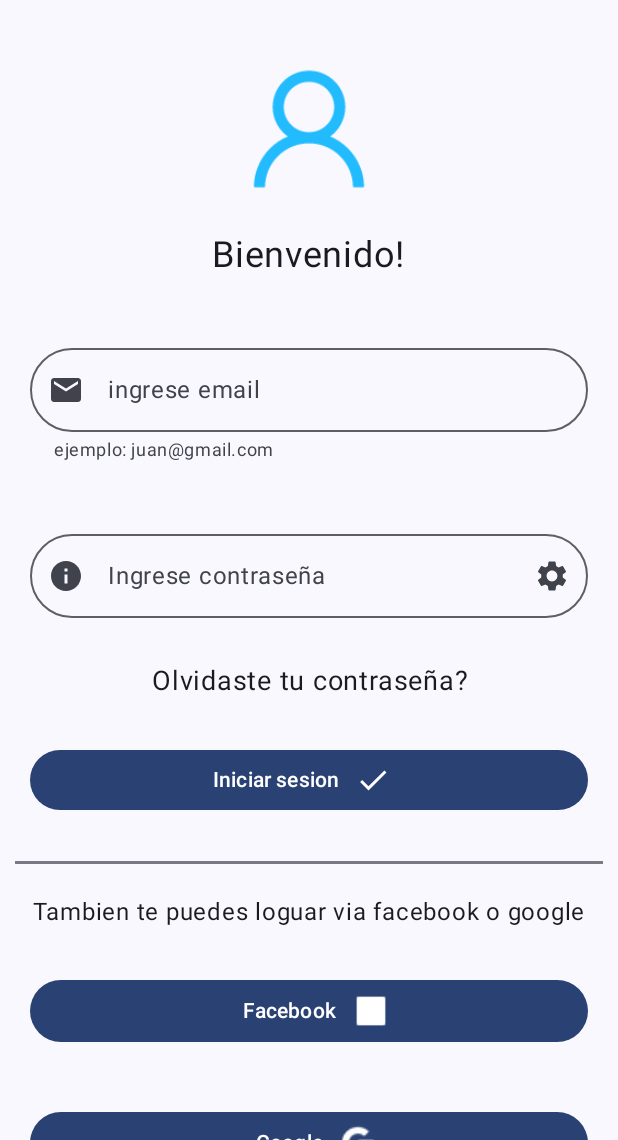
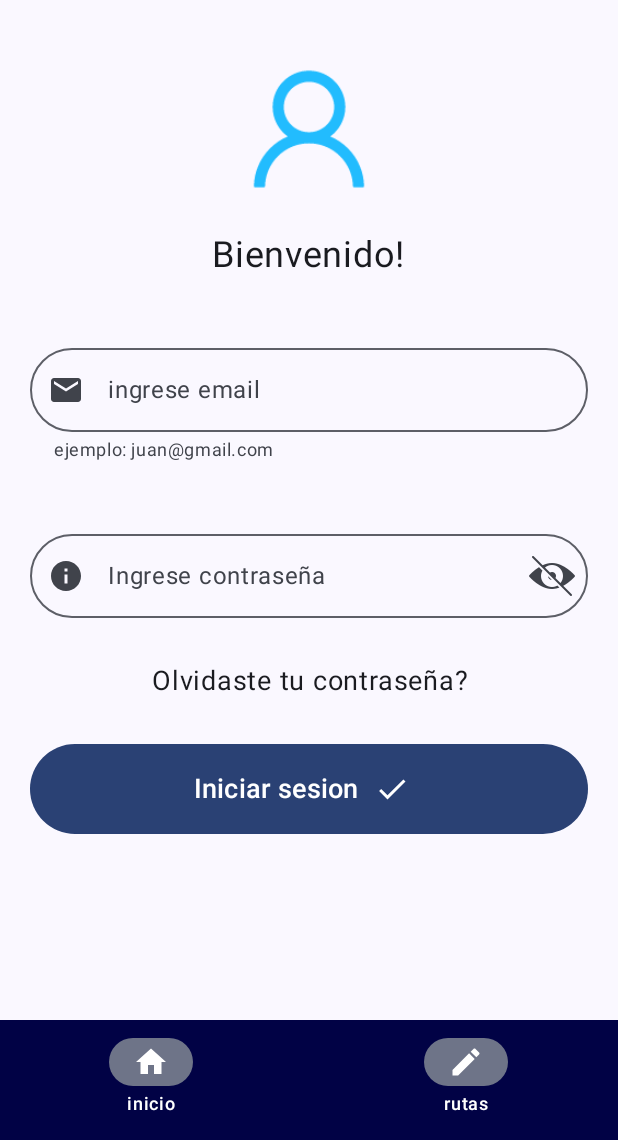
Before and after one commit to maxtheprogrammer98/ArtMaster, an Android app built with Jetpack Compose: the Login screen opened directly, with no data from a screen before it, after a tap on "Iniciar sesion", on a phone screen of 412 x 824 dp, the part 96-1236 px from its top. Run offline under Robolectric (Android 15) with nearby library versions, the light colour scheme and no system bars; our stand-ins replace Firebase (no records; nobody signed in at launch, a user with empty details on screens opened directly).

Commit message:
Mejoras en Login / Logout

```diff
--- a/AndroidApp/app/src/main/AndroidManifest.xml
+++ b/AndroidApp/app/src/main/AndroidManifest.xml
@@ -12,6 +12,9 @@
         android:supportsRtl="true"
         android:theme="@style/Theme.ArtMaster"
         tools:targetApi="31">
+        <activity
+            android:name=".login.ChangePassword"
+            android:exported="false" />
         <activity
             android:name=".login.Logout"
             android:exported="false" />
@@ -30,7 +33,7 @@
                 <category android:name="android.intent.category.LAUNCHER" />
             </intent-filter>
         </activity>
-        <activity android:name=".register.RegisterActivity"></activity>
+        <activity android:name=".register.RegisterActivity" />
     </application>
 
 </manifest>
--- a/AndroidApp/app/src/main/java/com/example/artmaster/MainActivity.kt
+++ b/AndroidApp/app/src/main/java/com/example/artmaster/MainActivity.kt
@@ -6,15 +6,11 @@ import android.util.Log
 import android.widget.Toast
 import androidx.activity.ComponentActivity
 import androidx.activity.compose.setContent
-import androidx.compose.foundation.Image
 import androidx.compose.foundation.background
 import androidx.compose.foundation.layout.Box
-import androidx.compose.foundation.layout.Row
 import androidx.compose.foundation.layout.absoluteOffset
 import androidx.compose.foundation.layout.fillMaxSize
 import androidx.compose.foundation.layout.fillMaxWidth
-import androidx.compose.foundation.layout.height
-import androidx.compose.foundation.layout.offset
 import androidx.compose.foundation.layout.padding
 import androidx.compose.foundation.layout.wrapContentSize
 import androidx.compose.material.icons.Icons
@@ -35,7 +31,7 @@ import androidx.compose.material3.IconButton
 import androidx.compose.material3.MaterialTheme
 import androidx.compose.material3.NavigationBar
 import androidx.compose.material3.NavigationBarItem
-import androidx.compose.material3.NavigationDrawerItemColors
+import androidx.compose.material3.NavigationBarItemColors
 import androidx.compose.material3.Surface
 import androidx.compose.material3.Text
 import androidx.compose.material3.TopAppBar
@@ -51,24 +47,16 @@ import androidx.compose.ui.res.colorResource
 import androidx.compose.ui.res.painterResource
 import androidx.compose.ui.res.stringResource
 import androidx.compose.ui.text.style.TextAlign
-import androidx.compose.ui.tooling.preview.Preview
 import androidx.compose.ui.unit.dp
-import com.example.artmaster.graphicElements.itemsGenerator
+import com.example.artmaster.graphicElements.ItemsGenerator
 import com.example.artmaster.login.Login
 import com.example.artmaster.login.Logout
 import com.example.artmaster.register.RegisterActivity
 import com.example.artmaster.ui.theme.ArtMasterTheme
-import com.google.android.gms.tasks.OnCompleteListener
-import com.google.android.gms.tasks.OnFailureListener
-import com.google.android.gms.tasks.OnSuccessListener
-import com.google.android.gms.tasks.Task
 import com.google.firebase.FirebaseApp
 import com.google.firebase.auth.ktx.auth
-import com.google.firebase.firestore.DocumentSnapshot
-import com.google.firebase.firestore.QueryDocumentSnapshot
 import com.google.firebase.firestore.ktx.firestore
 import com.google.firebase.ktx.Firebase
-import java.util.Objects
 
 /**
  * this class contains the topbar and bottombar menu
@@ -108,7 +96,7 @@ open class MainActivity : ComponentActivity() {
         }
 
         // 2 - creating objets to populate dropdown menu
-        val inicioOption = itemsGenerator(
+        val inicioOption = ItemsGenerator(
             stringResource(id = R.string.inicio),
             stringResource(id = R.string.inicio),
             Icons.Filled.Home,
@@ -116,7 +104,7 @@ open class MainActivity : ComponentActivity() {
             true
         )
 
-        val rutasOption = itemsGenerator(
+        val rutasOption = ItemsGenerator(
             stringResource(id = R.string.rutas),
             stringResource(id = R.string.rutas),
             Icons.Filled.Create,
@@ -124,7 +112,7 @@ open class MainActivity : ComponentActivity() {
             true
         )
 
-        val favsOption = itemsGenerator(
+        val favsOption = ItemsGenerator(
             stringResource(id = R.string.favoritos),
             stringResource(id = R.string.favoritos),
             Icons.Filled.Favorite,
@@ -132,7 +120,7 @@ open class MainActivity : ComponentActivity() {
             false
         )
 
-        val notasOption = itemsGenerator(
+        val notasOption = ItemsGenerator(
             stringResource(id = R.string.notas),
             stringResource(id = R.string.notas),
             Icons.Filled.DateRange,
@@ -140,7 +128,7 @@ open class MainActivity : ComponentActivity() {
             false
         )
 
-        val loginOption = itemsGenerator(
+        val loginOption = ItemsGenerator(
             stringResource(id = R.string.login),
             stringResource(id = R.string.login),
             Icons.Filled.Person,
@@ -148,7 +136,7 @@ open class MainActivity : ComponentActivity() {
             true
         )
 
-        val registroOption = itemsGenerator(
+        val registroOption = ItemsGenerator(
             stringResource(id = R.string.registro),
             stringResource(id = R.string.registro),
             Icons.Filled.AddCircle,
@@ -156,7 +144,7 @@ open class MainActivity : ComponentActivity() {
             true
         )
 
-        val perfilOption = itemsGenerator(
+        val perfilOption = ItemsGenerator(
             stringResource(id = R.string.perfil),
             stringResource(id = R.string.perfil),
             Icons.Filled.AccountCircle,
@@ -164,7 +152,7 @@ open class MainActivity : ComponentActivity() {
             false
         )
 
-        val adminOption = itemsGenerator(
+        val adminOption = ItemsGenerator(
             stringResource(id = R.string.panel_admin),
             stringResource(id = R.string.panel_admin),
             Icons.Filled.Warning,
@@ -173,7 +161,7 @@ open class MainActivity : ComponentActivity() {
         )
 
         // list that containing all the menu options (admin / users)
-        val allMenuOptions = listOf<itemsGenerator>(inicioOption,
+        val allMenuOptions = listOf<ItemsGenerator>(inicioOption,
             rutasOption,
             favsOption,
             notasOption,
@@ -317,14 +305,14 @@ open class MainActivity : ComponentActivity() {
     //@Preview
     fun BottomBar(){
         // 1 - creating object items
-        val itemInicio = itemsGenerator(
+        val itemInicio = ItemsGenerator(
             "inicio",
             "seccion inicio",
             Icons.Filled.Home,
             false,
             true)
 
-        val itemFavs = itemsGenerator(
+        val itemFavs = ItemsGenerator(
             "favs",
             "seccion favoritos",
             Icons.Filled.Favorite,
@@ -332,7 +320,7 @@ open class MainActivity : ComponentActivity() {
             false
         )
 
-        val itemRutas = itemsGenerator(
+        val itemRutas = ItemsGenerator(
             "rutas",
             "seccion rutas",
             Icons.Filled.Create,
@@ -341,7 +329,7 @@ open class MainActivity : ComponentActivity() {
         )
 
         // 2 - storing items in arrayList (to iterate it later on)
-        val sectionsApp = listOf<itemsGenerator>(itemInicio,itemFavs,itemRutas)
+        val sectionsApp = listOf<ItemsGenerator>(itemInicio,itemFavs,itemRutas)
 
         // 3 - variable that holds the current screen selected
         val screenSelected by remember {
@@ -364,13 +352,15 @@ open class MainActivity : ComponentActivity() {
                             icon = {
                                 Icon(
                                     imageVector = section.icon,
-                            contentDescription = section.contentDescription)
+                                    contentDescription = section.contentDescription,
+                                    tint = colorResource(id = R.color.white))
                             },
                             label = {
                             Text(
                                 text = section.name,
                                 color = Color.White)
-                    }
+                            },
+                            modifier = Modifier.background(colorResource(id = R.color.dark_blue))
                         )
                     }
             } else {
--- a/AndroidApp/app/src/main/java/com/example/artmaster/graphicElements/itemsGenerator.kt
+++ b/AndroidApp/app/src/main/java/com/example/artmaster/graphicElements/ItemsGenerator.kt
@@ -1,9 +1,8 @@
 package com.example.artmaster.graphicElements
 
-import androidx.compose.material.icons.Icons
 import androidx.compose.ui.graphics.vector.ImageVector
 
-data class itemsGenerator(
+data class ItemsGenerator(
     val name:String,
     val contentDescription:String,
     val icon:ImageVector,
--- /dev/null
+++ b/AndroidApp/app/src/main/java/com/example/artmaster/login/AuthenticateUsers.kt
@@ -0,0 +1,58 @@
+package com.example.artmaster.login
+
+import android.content.Context
+import android.widget.Toast
+import com.google.firebase.Firebase
+import com.google.firebase.auth.auth
+
+/**
+ * includes authentication related functions
+ */
+interface AuthenticateUsers {
+    /**
+     * authenticate the user based on the provided credentials (email and password)
+     */
+    fun authenticateUsers(emailUser : String, passwordUser : String, context:Context){
+        //toast alerts
+        val toastSuccess = Toast.makeText(
+            context,
+            "el logueo ha sido exitoso",
+            Toast.LENGTH_SHORT)
+
+        val toastFailure = Toast.makeText(
+            context,
+            "ha ocurrido un error en el proceso de logueo, no ha sido posible iniciar sesion",
+            Toast.LENGTH_SHORT)
+
+        val toastDBerror = Toast.makeText(
+            context,
+            "no se ha podido conectar con la BD",
+            Toast.LENGTH_SHORT)
+
+        // it initialize the auth service from FB
+        val auth = Firebase.auth
+        //validating user
+        auth.signInWithEmailAndPassword(emailUser,passwordUser)
+            // monitoring request
+            .addOnCompleteListener{ task ->
+                // SUCCESS
+                if (task.isSuccessful){
+                    toastSuccess.show()
+                    // storing user's data in variable
+                    val user = auth.currentUser
+                    if (user != null) {
+                        Toast.makeText(
+                            context,
+                            "Bienvenido! ${user.email}",
+                            Toast.LENGTH_SHORT).show()
+                    }
+                } else {
+                    // FAILURE
+                    toastFailure.show()
+                }
+            }.addOnFailureListener{
+                // ERROR TRYING TO CONNECT WITH DB
+                toastDBerror.show()
+            }
+    }
+}
--- /dev/null
+++ b/AndroidApp/app/src/main/java/com/example/artmaster/login/ChangePassword.kt
@@ -0,0 +1,11 @@
+package com.example.artmaster.login
+
+import androidx.appcompat.app.AppCompatActivity
+import android.os.Bundle
+import com.example.artmaster.R
+
+class ChangePassword : AppCompatActivity() {
+    override fun onCreate(savedInstanceState: Bundle?) {
+        super.onCreate(savedInstanceState)
+    }
+}
--- a/AndroidApp/app/src/main/java/com/example/artmaster/login/Login.kt
+++ b/AndroidApp/app/src/main/java/com/example/artmaster/login/Login.kt
@@ -1,6 +1,7 @@
 package com.example.artmaster.login
 
 import android.annotation.SuppressLint
+import android.content.Context
 import android.content.Intent
 import android.os.Bundle
 import android.widget.Toast
@@ -68,7 +69,7 @@ import com.google.firebase.Firebase
 import com.google.firebase.app
 import com.google.firebase.auth.auth
 
-class Login : MainActivity() {
+class Login : MainActivity(), AddingLoginHeader, AuthenticateUsers {
     override fun onCreate(savedInstanceState: Bundle?) {
         super.onCreate(savedInstanceState)
         setContent {
@@ -81,37 +82,6 @@ class Login : MainActivity() {
         }
     }
 
-    //TODO: Replace with interface function
-    /**
-     * creates a header with a profile icon
-     */
-    @Composable
-    fun InsertHeader(imageLogin : Painter, descriptionLogin : String){
-        Column(
-            modifier = Modifier
-                .fillMaxWidth()
-                .height(200.dp)
-                .wrapContentSize(Alignment.BottomCenter)
-        ){
-            Image(
-                painter = imageLogin,
-                contentDescription = descriptionLogin,
-                modifier = Modifier
-                        .size(100.dp))
-        }
-    }
-
-
-    @Composable
-    fun InsertTitle(text : String){
-        Text(
-            text = text,
-            fontSize = 24.sp,
-            modifier = Modifier
-                .padding(20.dp)
-                .fillMaxWidth()
-                .wrapContentSize(Alignment.Center))
-    }
 
     /**
      * creates login that implements FB
@@ -142,10 +112,16 @@ class Login : MainActivity() {
             modifier = Modifier
                 .fillMaxWidth()
                 .verticalScroll(scrollState)
-                .heightIn(max = 1000.dp),
+                .heightIn(max = 800.dp),
+
             topBar = {
-                //inserting topbar
+                //inserting topbar from parent class
                 super.TobBarMain()
+            },
+
+            bottomBar = {
+                //inserting bottombar from parent class
+                super.BottomBar()
             }
         ){
 
@@ -215,8 +191,8 @@ class Login : MainActivity() {
                                 }
                             }){
                                 Icon(
-                                    imageVector = Icons.Filled.Settings ,
-                                    contentDescription = stringResource(id = R.string.cambiar_visibilidad))
+                                    painter = painterResource(id = R.mipmap.icpassword),
+                                    contentDescription = stringResource(id = R.string.esconder_password))
                         }
                     }
                 )
@@ -245,125 +221,24 @@ class Login : MainActivity() {
                 Button(
                     onClick = {
                         // triggers authenticating function
-                        authenticateUsers(inputMail,inputPassword)
+                        authenticateUsers(inputMail,inputPassword, applicationContext)
                     },
                     modifier = Modifier
                         .fillMaxWidth()
-                        .padding(20.dp),
+                        .padding(20.dp)
+                        .heightIn(min = 60.dp),
                     ){
-                    Text(text = stringResource(id = R.string.iniciar_sesion))
+                    Text(
+                        text = stringResource(id = R.string.iniciar_sesion),
+                        fontSize = 18.sp)
                     Icon(
                         imageVector = Icons.Filled.Done ,
                         contentDescription = stringResource(id = R.string.iniciar_sesion),
                         modifier = Modifier
                             .padding(10.dp, 0.dp))
-
                 }
-
-                Divider(
-                    thickness = 2.dp,
-                    modifier = Modifier.padding(10.dp)
-                )
-
-                // --------------------- ALTERNATIVE LOGIN OPTIONS ------------------------//
-                Text(
-                    text = stringResource(id = R.string.login_alt),
-                    modifier = Modifier
-                        .fillMaxWidth()
-                        .wrapContentSize(Alignment.Center)
-                        .padding(10.dp),
-                    fontSize = 16.sp)
-
-                // --------------------- BTN LOGIN VIA FB ------------------------//
-                Button(
-                    onClick = {
-                        Toast.makeText(applicationContext,
-                            "accion procesada",
-                            Toast.LENGTH_SHORT).show()
-                    },
-                    modifier = Modifier
-                        .fillMaxWidth()
-                        .padding(20.dp)){
-                    Text(
-                        text = stringResource(id = R.string.login_fb),
-                        modifier = Modifier.padding(10.dp,0.dp))
-                    Icon(
-                        painter = painterResource(id = R.mipmap.fbicon2),
-                        contentDescription = stringResource(id = R.string.login_fb),
-                        modifier = Modifier.size(25.dp))
-                }
-
-                // --------------------- BTN LOGIN VIA GOOGLE ------------------------//
-                Button(
-                    onClick = {
-                        Toast.makeText(applicationContext,
-                            "accion procesada",
-                            Toast.LENGTH_SHORT).show()
-                    },
-                    modifier = Modifier
-                        .fillMaxWidth()
-                        .padding(20.dp)){
-                    Text(
-                        text = stringResource(id = R.string.login_google),
-                        modifier = Modifier.padding(10.dp,0.dp))
-                    Icon(
-                        painter = painterResource(id = R.mipmap.googleicon),
-                        contentDescription = stringResource(id = R.string.login_google),
-                        modifier = Modifier.size(25.dp))
-                }
-
-
             }
-
         }
-    }
-
-    /**
-     * autentica al usuario en base a su email y password
-     * usando las herramientas provistas for firebase
-     */
-    fun authenticateUsers(emailUser : String, passwordUser : String){
-        //toast alerts
-        val toastSuccess = Toast.makeText(
-            applicationContext,
-            "el logueo ha sido exitoso",
-            Toast.LENGTH_SHORT)
-
-        val toastFailure = Toast.makeText(
-            applicationContext,
-            "ha ocurrido un error en el proceso de logueo, no ha sido posible iniciar sesion",
-            Toast.LENGTH_SHORT)
-
-        val toastDBerror = Toast.makeText(
-            applicationContext,
-            "no se ha podido conectar con la BD",
-            Toast.LENGTH_SHORT)
-
-        // it initialize the auth service from FB
-        val auth = Firebase.auth
-        //validating user
-        auth.signInWithEmailAndPassword(emailUser,passwordUser)
-        // monitoring request
-            .addOnCompleteListener(this){ task ->
-                // SUCCESS
-                if (task.isSuccessful){
-                    toastSuccess.show()
-                    // storing user's data in variable
-                    val user = auth.currentUser
-                    if (user != null) {
-                        Toast.makeText(
-                            applicationContext,
-                            "Bienvenido! ${user.email}",
-                            Toast.LENGTH_SHORT).show()
-                    }
-                } else {
-                    // FAILURE
-                    toastFailure.show()
-                }
-            }.addOnFailureListener(this){
-                // ERROR TRYING TO CONNECT WITH DB
-                toastDBerror.show()
-            }
     }
 
 
--- a/AndroidApp/app/src/main/java/com/example/artmaster/login/Logout.kt
+++ b/AndroidApp/app/src/main/java/com/example/artmaster/login/Logout.kt
@@ -1,11 +1,9 @@
 package com.example.artmaster.login
 
 import android.annotation.SuppressLint
-import androidx.appcompat.app.AppCompatActivity
 import android.os.Bundle
 import android.widget.Toast
 import androidx.activity.compose.setContent
-import androidx.compose.foundation.gestures.scrollable
 import androidx.compose.foundation.layout.Column
 import androidx.compose.foundation.layout.fillMaxSize
 import androidx.compose.foundation.layout.fillMaxWidth
@@ -13,7 +11,6 @@ import androidx.compose.foundation.layout.heightIn
 import androidx.compose.foundation.layout.padding
 import androidx.compose.foundation.rememberScrollState
 import androidx.compose.foundation.shape.CircleShape
-import androidx.compose.foundation.text.KeyboardActions
 import androidx.compose.foundation.text.KeyboardOptions
 import androidx.compose.foundation.verticalScroll
 import androidx.compose.material.icons.Icons
@@ -34,7 +31,6 @@ import androidx.compose.runtime.getValue
 import androidx.compose.runtime.mutableStateOf
 import androidx.compose.runtime.remember
 import androidx.compose.runtime.setValue
-import androidx.compose.ui.Alignment
 import androidx.compose.ui.Modifier
 import androidx.compose.ui.res.painterResource
 import androidx.compose.ui.res.stringResource
@@ -42,8 +38,8 @@ import androidx.compose.ui.text.input.KeyboardType
 import androidx.compose.ui.text.input.PasswordVisualTransformation
 import androidx.compose.ui.text.input.VisualTransformation
 import androidx.compose.ui.text.style.TextAlign
-import androidx.compose.ui.tooling.preview.Preview
 import androidx.compose.ui.unit.dp
+import androidx.compose.ui.unit.sp
 import com.example.artmaster.MainActivity
 import com.example.artmaster.R
 import com.example.artmaster.ui.theme.ArtMasterTheme
@@ -59,7 +55,7 @@ class Logout : MainActivity(), AddingLoginHeader{
             ArtMasterTheme {
                 // A surface container using the 'background' color from the theme
                 Surface(modifier = Modifier.fillMaxSize(), color = MaterialTheme.colorScheme.background){
-                    createLogOut()
+                    CreateLogOut()
                 }
             }
         }
@@ -70,9 +66,9 @@ class Logout : MainActivity(), AddingLoginHeader{
     @SuppressLint("UnusedMaterial3ScaffoldPaddingParameter")
     @OptIn(ExperimentalMaterial3Api::class)
     //@Preview
-    fun createLogOut(){
+    fun CreateLogOut(){
         // flag and remember variables
-        var scrollingState = rememberScrollState()
+        val scrollingState = rememberScrollState()
 
         var emailInput by remember {
             mutableStateOf("")
@@ -90,10 +86,17 @@ class Logout : MainActivity(), AddingLoginHeader{
         Scaffold(
             modifier = Modifier
                 .fillMaxWidth()
-                .heightIn(max = 900.dp)
-                .verticalScroll(scrollingState),
+                .verticalScroll(scrollingState)
+                .heightIn(max = 800.dp),
+
             topBar = {
+                // inserting topbar from parent class
                 super.TobBarMain()
+            },
+
+            bottomBar = {
+                // inserting bottombar from parent class
+                super.BottomBar()
             }
         ) {
             // ---------------------- COLUMN GENERAL CONTAINER ----------------------//
@@ -166,9 +169,9 @@ class Logout : MainActivity(), AddingLoginHeader{
                                     showPassword = VisualTransformation.None
                                 }}
                             ) {
-                            Icon(
-                                imageVector = Icons.Filled.Settings ,
-                                contentDescription = stringResource(id = R.string.cambiar_visibilidad))
+                                Icon(
+                                    painter = painterResource(id = R.mipmap.icpassword) ,
+                                    contentDescription = stringResource(id = R.string.esconder_password))
                         }
                     }
                 )
@@ -187,9 +190,12 @@ class Logout : MainActivity(), AddingLoginHeader{
                     onClick = { logOutUser(emailInput,passwordInput) },
                     modifier = Modifier
                         .fillMaxWidth()
-                        .padding(20.dp),
+                        .padding(20.dp)
+                        .heightIn(min = 60.dp),
                     shape = CircleShape){
-                    Text(text = stringResource(id = R.string.btn_aceptar))
+                    Text(
+                        text = stringResource(id = R.string.btn_aceptar),
+                        fontSize = 18.sp)
                 }
             }
         }
--- a/AndroidApp/app/src/main/res/values/strings.xml
+++ b/AndroidApp/app/src/main/res/values/strings.xml
@@ -23,9 +23,10 @@
     <string name="password_olvidada">Olvidaste tu contraseña?</string>
     <string name="login_fb"> Facebook</string>
     <string name="login_google">Google</string>
-    <string name="login_alt">Tambien te puedes loguar via facebook o google</string>
+    <string name="login_alt">Inicio via google o faceboon no disponible aun</string>
     <string name="iniciar_sesion">Iniciar sesion</string>
     <string name="password_olvidada_toast">Por mail se ha enviado un enlace para que puedas asignar una clave nueva</string>
+    <string name="esconder_password">Mostrar / esconder password</string>
     <!-- logout !-->
     <string name="hasta_luego">Hasta luego!</string>
     <string name="btn_aceptar">Aceptar</string>
```
Also changed, not shown: AndroidApp/app/src/main/res/mipmap-hdpi/icpassword.png (added). Lines whose indentation alone changed are shown as unchanged.
